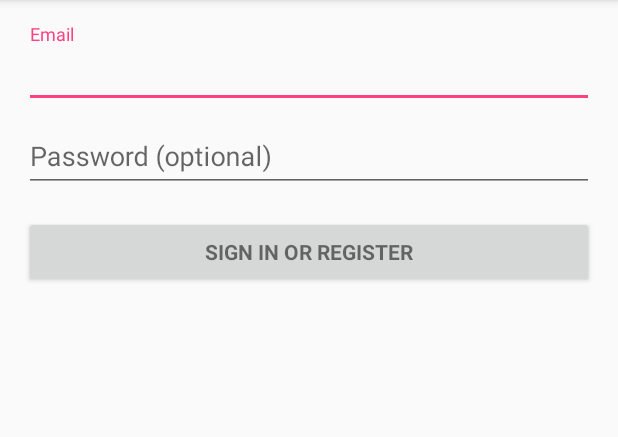
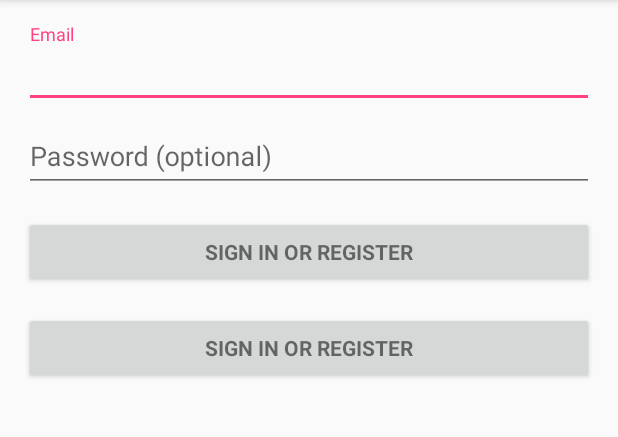
Before and after one commit to yijing94/MusicToRun, an Android app: the screen it shows after launch (LoginActivity), on a phone screen of 412 x 824 dp, the part 84-521 px from its top. Run offline under Robolectric (Android 15) with nearby library versions, the phone set to English and light mode, and no system bars; 2 statements that could not run were skipped.

Commit message:
Added a button
Signed-off-by: Rach <smuis480@gmail.com>

```diff
--- a/app/src/main/res/layout/activity_login.xml
+++ b/app/src/main/res/layout/activity_login.xml
@@ -72,6 +72,15 @@
                 android:text="@string/action_sign_in"
                 android:textStyle="bold" />
 
+            <Button
+                android:id="@+id/email_sign_in_button"
+                style="?android:textAppearanceSmall"
+                android:layout_width="match_parent"
+                android:layout_height="wrap_content"
+                android:layout_marginTop="16dp"
+                android:text="@string/action_sign_in"
+                android:textStyle="bold" />
+
         </LinearLayout>
     </ScrollView>
 </LinearLayout>
```
